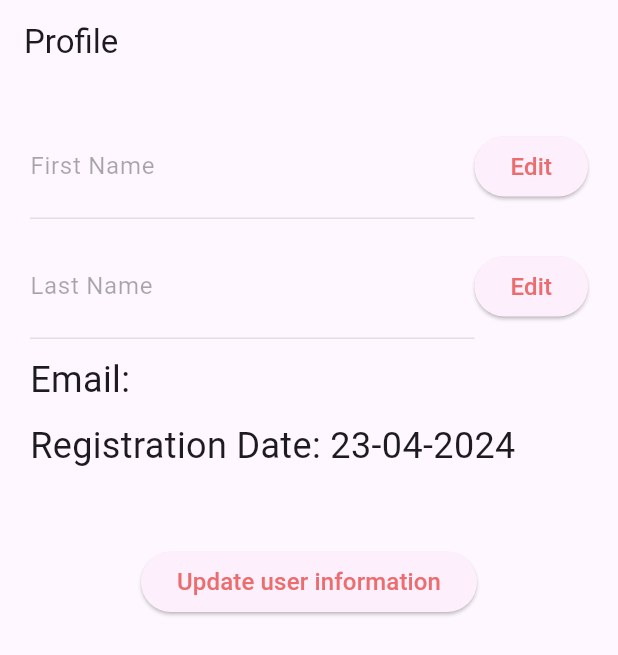
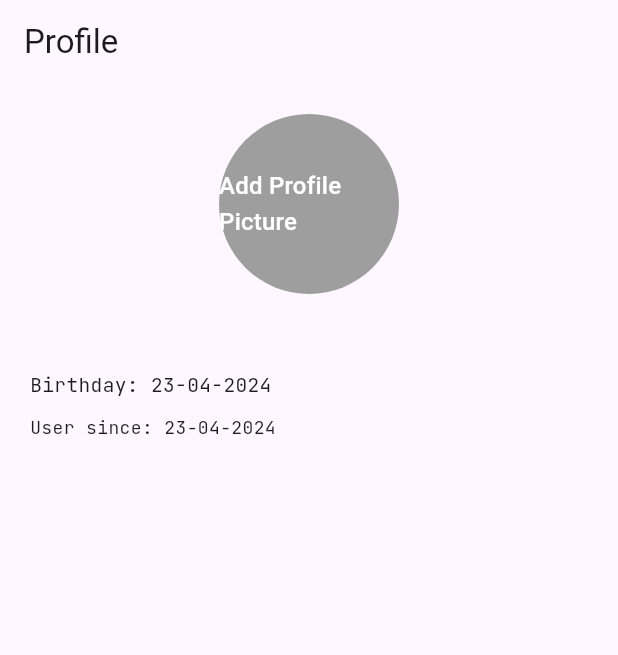
Before and after one commit to VictoriaRobles3/Project2MAD, a Flutter app: the ProfilePage screen opened directly, on a phone screen of 412 x 824 dp. Shown: the top 655 px of the screen. Run offline on Flutter 3.47's test engine with Material 3 defaults, Android fonts, the phone set to English and light mode, and no system bars; our stand-ins replace animated_text_kit, cloud_firestore, firebase_auth, firebase_core, google_fonts; accounts and stored records are empty; Roboto replaces fonts that are missing (Podkova).

Commit message:
Display user information on profile tab.

```diff
--- a/artfolio/lib/profile.dart
+++ b/artfolio/lib/profile.dart
@@ -2,9 +2,6 @@ import 'package:flutter/material.dart';
 import 'package:firebase_auth/firebase_auth.dart';
 import 'package:cloud_firestore/cloud_firestore.dart';
 import 'package:intl/intl.dart';
-import 'package:flutter/services.dart';
-import 'userService.dart';
-import 'dart:async';
 import 'package:google_fonts/google_fonts.dart';
 
 class ProfilePage extends StatefulWidget {
@@ -14,15 +11,8 @@ class ProfilePage extends StatefulWidget {
 
 class _ProfilePageState extends State<ProfilePage> {
   final FirebaseAuth _auth = FirebaseAuth.instance;
-  final UserService _userService = UserService();
   User? _currentUser;
   DocumentSnapshot? _userData;
-
-  TextEditingController _firstNameController = TextEditingController();
-  TextEditingController _lastNameController = TextEditingController();
-
-  bool _isFirstNameEditable = false;
-  bool _isLastNameEditable = false;
 
   @override
   void initState() {
@@ -31,38 +21,21 @@ class _ProfilePageState extends State<ProfilePage> {
   }
 
   void _getCurrentUser() async {
-    _currentUser = await _auth.currentUser;
+    _currentUser = _auth.currentUser;
     if (_currentUser != null) {
       _fetchUserData();
     }
   }
 
   void _fetchUserData() async {
-    final CollectionReference usersCollection =
-        FirebaseFirestore.instance.collection('users');
-    final docSnapshot = await usersCollection.doc(_currentUser!.uid).get();
+    final DocumentSnapshot docSnapshot =
+        await FirebaseFirestore.instance.collection('users').doc(_currentUser!.uid).get();
     if (docSnapshot.exists) {
       setState(() {
         _userData = docSnapshot;
-        _firstNameController.text = _userData!['firstName'];
-        _lastNameController.text = _userData!['lastName'];
       });
     } else {
       print('User data not found.');
-    }
-  }
-
-  Future<void> _updateUserData() async {
-    try {
-      await _userService.updateUserData(
-        _currentUser!.uid,
-        _firstNameController.text,
-        _lastNameController.text,
-      );
-      _fetchUserData();
-      print('User data updated successfully!');
-    } catch (e) {
-      print('Error updating user data: $e');
     }
   }
 
@@ -78,59 +51,45 @@ class _ProfilePageState extends State<ProfilePage> {
               child: Column(
                 crossAxisAlignment: CrossAxisAlignment.start,
                 children: [
-                  _buildEditableField(
-                    'First Name',
-                    _firstNameController,
-                    _isFirstNameEditable,
-                    () {
-                      setState(() {
-                        _isFirstNameEditable = true;
-                      });
-                    },
+                  Center(
+                    child: Stack(
+                      children: [
+                        CircleAvatar(
+                          radius: 60,
+                          backgroundColor: Colors.grey,
+                          child: Text(
+                            'Add Profile Picture',
+                            style: TextStyle(
+                              fontSize: 16,
+                              color: Colors.white,
+                            ),
+                          ),
+                        ),
+                      ],
+                    ),
                   ),
-                  SizedBox(height: 10),
-                  _buildEditableField(
-                    'Last Name',
-                    _lastNameController,
-                    _isLastNameEditable,
-                    () {
-                      setState(() {
-                        _isLastNameEditable = true;
-                      });
-                    },
-                  ),
-                  SizedBox(height: 10),
+                  SizedBox(height: 20),
                   Text(
-                    'Email: ${_currentUser!.email}',
-                    style: GoogleFonts.podkova(
-                      textStyle: TextStyle(fontSize: 24),
+                    '${_userData!['firstName']} ${_userData!['lastName']}',
+                    style: GoogleFonts.jetBrainsMono(
+                      textStyle: TextStyle(fontSize: 15),
                     ),
                   ),
                   SizedBox(height: 10),
                   Text(
-                    'Registration Date: ${DateFormat('dd-MM-yyy').format((_userData!['registrationDatetime'] as Timestamp).toDate())}',
-                    style: GoogleFonts.podkova(
-                      textStyle: TextStyle(fontSize: 24),
+                    'Birthday: ${DateFormat('dd-MM-yyyy').format((_userData!['dob'] as Timestamp).toDate())}',
+                    style: GoogleFonts.jetBrainsMono(
+                      textStyle: TextStyle(fontSize: 13),
+                    ),
+                  ),
+                  SizedBox(height: 10),
+                  Text(
+                    'User since: ${DateFormat('dd-MM-yyyy').format((_userData!['registrationDatetime'] as Timestamp).toDate())}',
+                    style: GoogleFonts.jetBrainsMono(
+                      textStyle: TextStyle(fontSize: 12),
                     ),
                   ),
                   SizedBox(height: 50),
-                  Center(
-                    child: ElevatedButton(
-                      onPressed: _updateUserData,
-                      child: Text(
-                        'Update user information',
-                        style: GoogleFonts.podkova(
-                          textStyle: TextStyle(
-                            fontSize: 16,
-                            color: Color.fromARGB(255, 235, 109, 109),
-                          ),
-                        ),
-                      ),
-                      style: ElevatedButton.styleFrom(
-                        backgroundColor: Color.fromARGB(255, 253, 239, 252),
-                      ),
-                    ),
-                  ),
                 ],
               ),
             )
@@ -139,41 +98,4 @@ class _ProfilePageState extends State<ProfilePage> {
               : Text(''),
     );
   }
-
-  Widget _buildEditableField(
-    String label,
-    TextEditingController controller,
-    bool isEditable,
-    VoidCallback onPressed,
-  ) {
-    return Row(
-      children: [
-        Expanded(
-          child: TextFormField(
-            controller: controller,
-            decoration: InputDecoration(labelText: label),
-            enabled: isEditable,
-            style: GoogleFonts.podkova(
-              textStyle: TextStyle(fontSize: 25),
-            ),
-          ),
-        ),
-        ElevatedButton(
-          onPressed: onPressed,
-          style: ElevatedButton.styleFrom(
-            backgroundColor: Color.fromARGB(255, 253, 239, 252),
-          ),
-          child: Text(
-            'Edit',
-            style: GoogleFonts.podkova(
-              textStyle: TextStyle(
-                fontSize: 16,
-                color: Color.fromARGB(255, 235, 109, 109),
-              ),
-            ),
-          ),
-        ),
-      ],
-    );
-  }
 }
```
